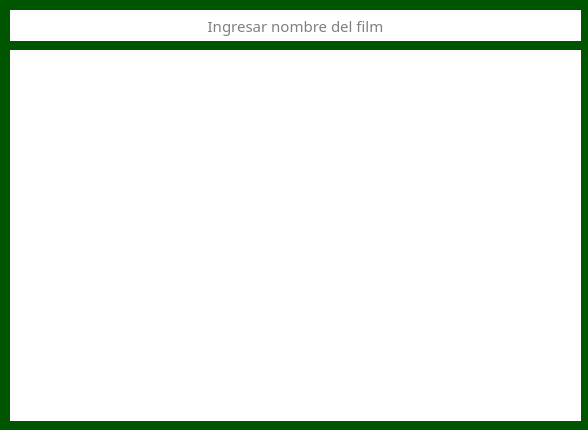
Above: gui/ventana_buscar.ui from QuitoAr/Cine before the change. Below: the same form after it.
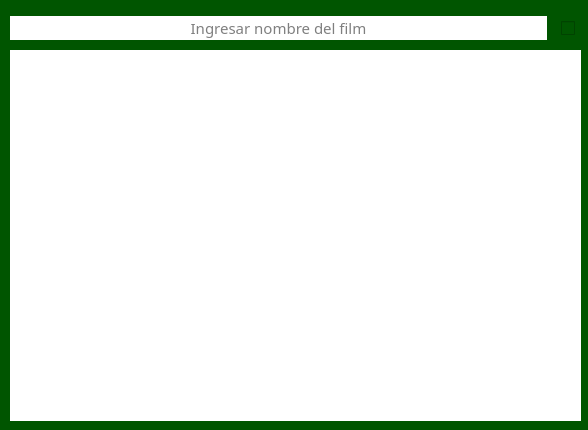
That is the form after the change. Icons and pictures are not drawn.

Patch:
```diff
--- a/gui/ventana_buscar.ui
+++ b/gui/ventana_buscar.ui
@@ -35,7 +35,7 @@
    <bool>false</bool>
   </property>
   <property name="styleSheet">
-   <string notr="true">border: 20px;
+   <string notr="true">border: 50px;
 border-radius: 20 px;
 border-color: rgb(48, 45, 44);
 background-color: rgb(85, 255, 127);
@@ -69,15 +69,21 @@
     <enum>Qt::NoPen</enum>
    </property>
   </widget>
-  <widget class="QLineEdit" name="txtBuscar">
+  <widget class="QWidget" name="layoutWidget">
    <property name="geometry">
     <rect>
      <x>10</x>
      <y>10</y>
      <width>571</width>
-     <height>31</height>
+     <height>37</height>
     </rect>
    </property>
+   <layout class="QHBoxLayout" name="horizontalLayout">
+    <property name="spacing">
+     <number>14</number>
+    </property>
+    <item>
+     <widget class="QLineEdit" name="txtBuscar">
    <property name="baseSize">
     <size>
      <width>1</width>
@@ -106,7 +112,26 @@
     <string>Ingresar nombre del film</string>
    </property>
   </widget>
-  <zorder>txtBuscar</zorder>
+    </item>
+    <item>
+     <widget class="QCheckBox" name="ckbVisto">
+      <property name="minimumSize">
+       <size>
+        <width>0</width>
+        <height>0</height>
+       </size>
+      </property>
+      <property name="styleSheet">
+       <string notr="true">color: rgb(255, 255, 255);</string>
+      </property>
+      <property name="text">
+       <string/>
+      </property>
+     </widget>
+    </item>
+   </layout>
+  </widget>
+  <zorder>layoutWidget</zorder>
   <zorder>tblResultados</zorder>
  </widget>
  <resources/>
```
Lines whose indentation alone changed are shown as unchanged.
